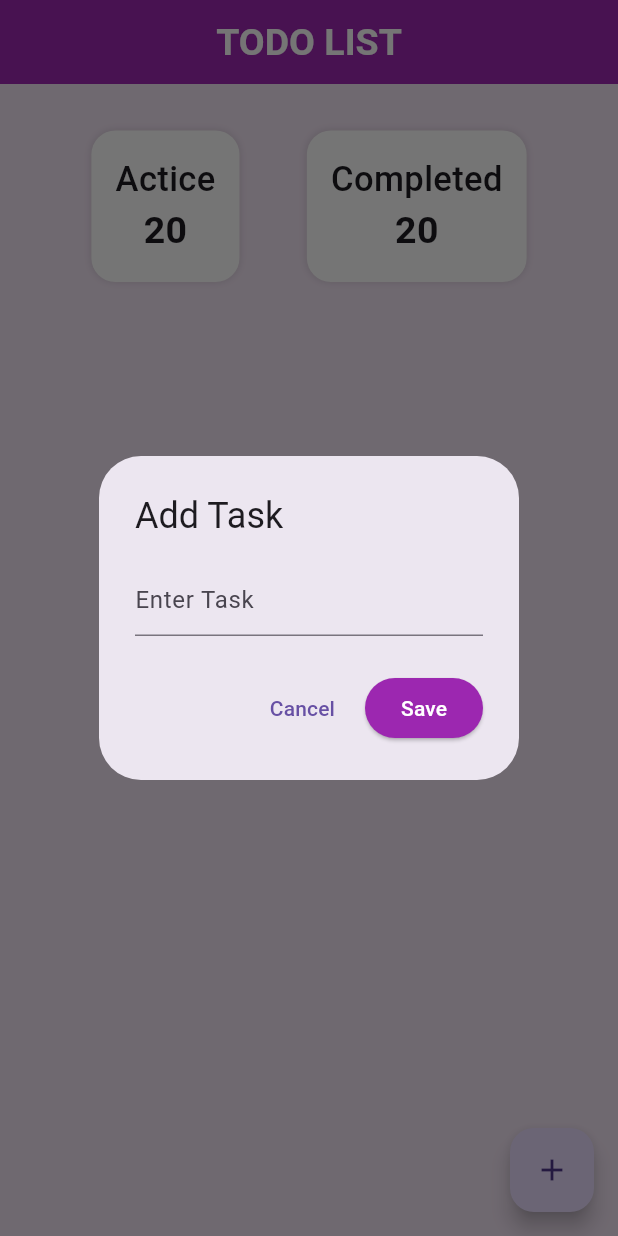
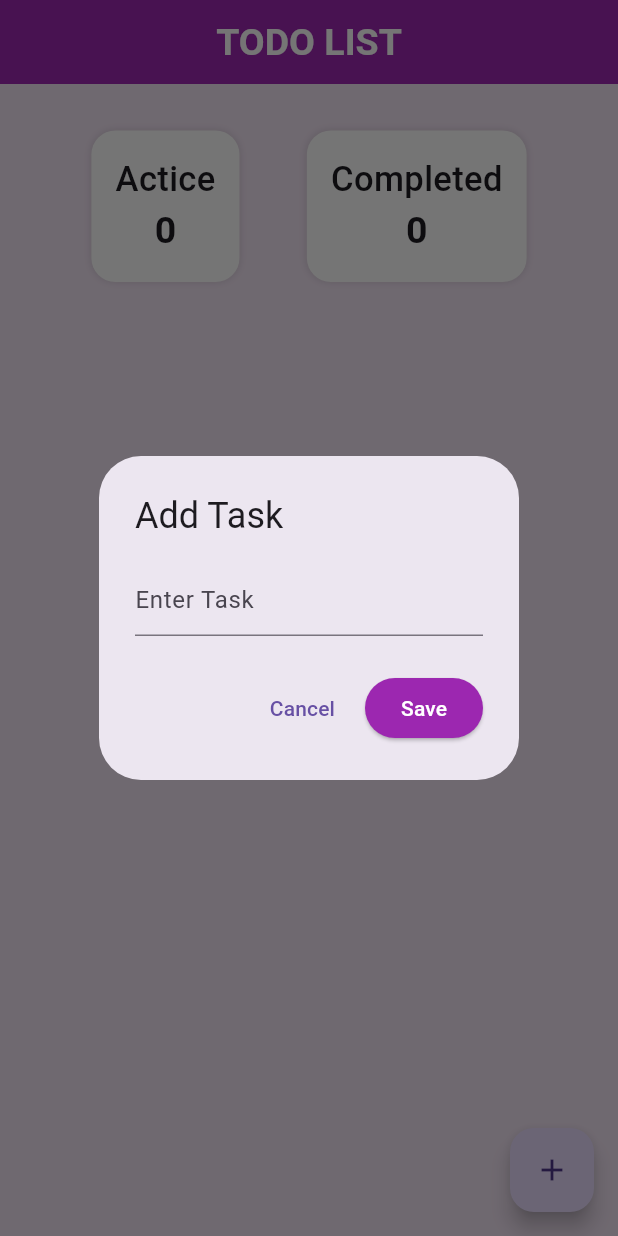
Before and after one commit to santorasu/functionality_of_todo, a Flutter app: the screen it shows after launch, after a tap on the "add" icon, on a phone screen of 412 x 824 dp. Run offline on Flutter 3.47's test engine with Material 3 defaults, Android fonts, the phone set to English and light mode, and no system bars.

Commit message:
This is functionality todo list app. all the function are update

```diff
--- a/lib/main.dart
+++ b/lib/main.dart
@@ -2,7 +2,7 @@ import 'package:flutter/material.dart';
 import 'package:functionality_of_todo/widget/module_12_class_2.dart';
 
 void main(){
-  runApp(MyApp());
+  runApp(const MyApp());
 }
 
 class MyApp extends StatelessWidget {
@@ -12,7 +12,7 @@ class MyApp extends StatelessWidget {
   Widget build(BuildContext context) {
     return MaterialApp(
       theme: ThemeData(
-        appBarTheme: AppBarTheme(
+        appBarTheme: const AppBarTheme(
           backgroundColor: Colors.purple,
           foregroundColor: Colors.white,
           centerTitle: true,
@@ -23,7 +23,7 @@ class MyApp extends StatelessWidget {
         )
       ),
       debugShowCheckedModeBanner: false,
-      home: HomePage(),
+      home: const HomePage(),
     );
   }
 }
--- a/lib/widget/module_12_class_2.dart
+++ b/lib/widget/module_12_class_2.dart
@@ -8,68 +8,89 @@ class HomePage extends StatefulWidget {
 }
 
 class _HomePageState extends State<HomePage> {
-  List<Map<String,dynamic>> tasks = [];
+  List<Map<String, dynamic>> tasks = [];
   bool showActiveTask = true;
 
-  void _showTaskDialog({int? index}){
-    TextEditingController _taskController = TextEditingController();
-    showDialog(context: context, builder: (context)=>AlertDialog(
-      title: Text("Add Task"),
+  void _showTaskDialog({int? index}) {
+    TextEditingController taskController = TextEditingController(
+      text: index != null ? tasks[index]['task'] : '',
+    );
+    showDialog(
+        context: context,
+        builder: (context) => AlertDialog(
+              title: Text(index != null ?'Edit Task':"Add Task"),
               content: TextField(
-        controller: _taskController,
-        decoration: InputDecoration(
+                controller: taskController,
+                decoration: const InputDecoration(
                   hintText: 'Enter Task',
                 ),
               ),
               actions: [
-        TextButton(onPressed: (){
+                TextButton(
+                    onPressed: () {
                       Navigator.pop(context);
-        }, child: Text("Cancel")),
+                    },
+                    child: const Text("Cancel")),
                 ElevatedButton(
                     style: ElevatedButton.styleFrom(
-        shape: StadiumBorder(),
+                        shape: const StadiumBorder(),
                         backgroundColor: Colors.purple,
-             foregroundColor: Colors.white
-        ),
-            onPressed: () => _addTask(_taskController.text), child: Text("Save"))
+                        foregroundColor: Colors.white),
+                    onPressed: () {
+                      if(taskController.text.trim().isNotEmpty){
+                        if (index == null){
+                          _addTask(taskController.text);
+                        }else{
+                          _editTask(index, taskController.text);
+                        }
+                      }
+                    },
+                    child: const Text("Save"))
               ],
             ));
   }
 
-  void _addTask(String task){
+  void _addTask(String task) {
     setState(() {
-      tasks.add(
-        {
-          'task' : task,
-          'completed' : false
-        }
-      );
+      tasks.add({'task': task, 'completed': false});
     });
     Navigator.pop(context);
   }
 
-  void _toggleTask(int index){
+  void _toggleTask(int index) {
     setState(() {
       tasks[index]['completed'] = !tasks[index]['completed'];
     });
   }
 
-  void _deleteTask(int index){
+  void _deleteTask(int index) {
     setState(() {
       tasks.removeAt(index);
     });
   }
+
+  void _editTask(int index,String updateTask){
+    setState(() {
+      tasks[index]['task'] = updateTask;
+    });
+    Navigator.pop(context);
+  }
+
+  int get activeCount => tasks.where((task)=> !task['completed']).length;
+  int get completedCount => tasks.where((task)=> task['completed']).length;
 
   @override
   Widget build(BuildContext context) {
     return Scaffold(
       backgroundColor: Colors.purple.shade50,
       appBar: AppBar(
-        title: Text("TODO LIST"),
+        title: const Text("TODO LIST"),
       ),
       body: Column(
         children: [
-          SizedBox(height: 15,),
+          const SizedBox(
+            height: 15,
+          ),
           Padding(
             padding: const EdgeInsets.all(16.0),
             child: Row(
@@ -79,70 +100,104 @@ class _HomePageState extends State<HomePage> {
                   decoration: BoxDecoration(
                       color: Colors.white,
                       borderRadius: BorderRadius.circular(16),
-                      boxShadow: [BoxShadow(color: Colors.black12, blurRadius: 4)]),
-                  padding: EdgeInsets.all(16),
+                      boxShadow: const [
+                        BoxShadow(color: Colors.black12, blurRadius: 4)
+                      ]),
+                  padding: const EdgeInsets.all(16),
                   child: Column(
                     children: [
-                      Text(
+                      const Text(
                         "Actice",
-                        style: TextStyle(fontSize: 23, fontWeight: FontWeight.w500),
+                        style: TextStyle(
+                            fontSize: 23, fontWeight: FontWeight.w500),
                       ),
                       Text(
-                        "20",
-                        style: TextStyle(fontSize: 25, fontWeight: FontWeight.bold),
+                        activeCount.toString(),
+                        style: const TextStyle(
+                            fontSize: 25, fontWeight: FontWeight.bold),
                       ),
                     ],
                   ),
                 ),
-
                 Container(
                   decoration: BoxDecoration(
                       color: Colors.white,
                       borderRadius: BorderRadius.circular(16),
-                      boxShadow: [BoxShadow(color: Colors.black12, blurRadius: 4)]),
-                  padding: EdgeInsets.all(16),
+                      boxShadow: const [
+                        BoxShadow(color: Colors.black12, blurRadius: 4)
+                      ]),
+                  padding: const EdgeInsets.all(16),
                   child: Column(
                     children: [
-                      Text(
+                      const Text(
                         "Completed",
-                        style: TextStyle(fontSize: 23, fontWeight: FontWeight.w500),
+                        style: TextStyle(
+                            fontSize: 23, fontWeight: FontWeight.w500),
                       ),
                       Text(
-                        "20",
-                        style: TextStyle(fontSize: 25, fontWeight: FontWeight.bold),
+                        completedCount.toString(),
+                        style: const TextStyle(
+                            fontSize: 25, fontWeight: FontWeight.bold),
                       ),
                     ],
                   ),
                 ),
-
               ],
             ),
           ),
-
           Expanded(
             child: ListView.builder(
                 itemCount: tasks.length,
-                itemBuilder: (context,index){
+                itemBuilder: (context, index) {
                   return Dismissible(
-                    key: Key(tasks[index]['task']),
+                    key: UniqueKey(),
                     background: Container(
+                      color: Colors.green,
+                      alignment: Alignment.centerLeft,
+                      padding: const EdgeInsets.only(left: 20),
+                      child: const Icon(
+                        Icons.check,
+                        color: Colors.white,
+                      ),
+                    ),
+                    secondaryBackground: Container(
                       color: Colors.red,
-                      alignment: Alignment.centerRight,,
+                      alignment: Alignment.centerRight,
+                      padding: const EdgeInsets.only(right: 20),
+                      child: const Icon(
+                        Icons.delete,
+                        color: Colors.white,
                       ),
+                    ),
+                    onDismissed: (direction) {
+                      if (direction == DismissDirection.startToEnd) {
+                        _toggleTask(index);
+                      } else {
+                        _deleteTask(index);
+                      }
+                    },
                     child: Card(
                       child: ListTile(
-                        title: Text(tasks[index]['task']),
+                        title: Text(
+                          tasks[index]['task'],
+                          style: TextStyle(
+                              fontSize: 16,
+                          decoration: tasks[index]['completed']? TextDecoration.lineThrough : null,),
+                        ),
+                        leading: Checkbox(
+                            shape: const CircleBorder(),
+                            value: tasks[index]['completed'], onChanged:(value) => _toggleTask(index)),
+                        trailing: IconButton(onPressed: ()=> _showTaskDialog(index: index), icon: const Icon(Icons.edit)),
                       ),
                     ),
                   );
-                }
-                ),
+                }),
           )
         ],
       ),
       floatingActionButton: FloatingActionButton(
         onPressed: () => _showTaskDialog(),
-        child: Icon(Icons.add),
+        child: const Icon(Icons.add),
       ),
     );
   }
```
Lines whose indentation alone changed are shown as unchanged.
